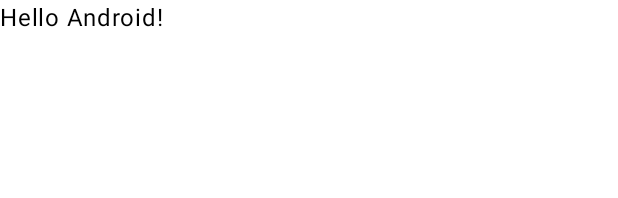
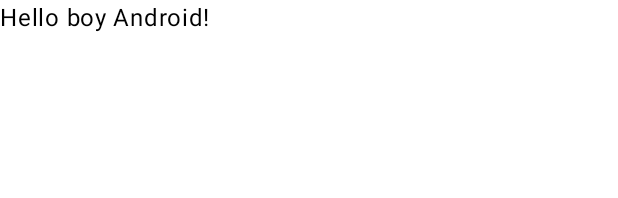
Before and after one commit to Mursalin7842/Go-Buddy, an Android app built with Jetpack Compose: the @Preview function GreetingPreview, on a phone screen of 412 x 824 dp. Shown: the top 198 px of the screen. Run offline under Robolectric (Android 15) with nearby library versions, the phone set to English and light mode, and no system bars.

Commit message:
Modify Greeting text
The greeting text in the MainActivity has been updated from "Hello $name!" to "Hello boy $name!".

```diff
--- a/app/src/main/java/mursalin/companion/gobuddy/presentation/MainActivity.kt
+++ b/app/src/main/java/mursalin/companion/gobuddy/presentation/MainActivity.kt
@@ -33,7 +33,7 @@ class MainActivity : ComponentActivity() {
 @Composable
 fun Greeting(name: String, modifier: Modifier = Modifier) {
     Text(
-        text = "Hello $name!",
+        text = "Hello boy $name!",
         modifier = modifier
     )
 }
```
